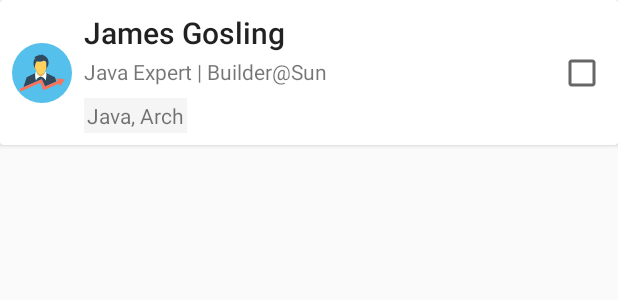
After one commit to ShivayaDevs/SarkarSalahkar, an Android app: the layout list_item_expert.xml on its own in the app's theme, with its tools: preview values and no code run, on a phone screen of 412 x 824 dp. The commit adds this screen. Shown: the top 300 px of the screen. Run offline under Robolectric (Android 15) with nearby library versions, the phone set to English and light mode, and no system bars.

Commit message:
Added expert addition ml in app

```diff
--- a/app/src/main/java/hackerrepublic/sarkarsalahkar/HomeActivity.java
+++ b/app/src/main/java/hackerrepublic/sarkarsalahkar/HomeActivity.java
@@ -37,6 +37,10 @@ public class HomeActivity extends AppCompatActivity {
         setContentView(R.layout.activity_home);
         Toolbar toolbar = (Toolbar) findViewById(R.id.toolbar);
         setSupportActionBar(toolbar);
+
+        //TODO:REMOVE
+        startActivity(new Intent(this, ExpertsSelectionActivity.class));
+
 
         mFirebaseDatabase = FirebaseDatabase.getInstance();
 
--- /dev/null
+++ b/app/src/main/res/drawable/ic_expert.xml
@@ -0,0 +1,14 @@
+<vector android:height="40dp" android:viewportHeight="508.0"
+    android:viewportWidth="508.0" android:width="40dp" xmlns:android="http://schemas.android.com/apk/res/android">
+    <path android:fillColor="#54C0EB" android:pathData="M254,254m-254,0a254,254 0,1 1,508 0a254,254 0,1 1,-508 0"/>
+    <path android:fillColor="#F9B54C" android:pathData="M244,286.4L244,286.4L244,286.4C202,266 206.8,240 206.8,240c0,-0.4 0,-0.8 0,-1.2c0.4,0.4 0.4,0.8 0.8,0.8c9.6,14.8 22.4,25.2 36.4,25.2s26.4,-10 36,-25.2c0.4,-0.4 0.4,-0.8 0.8,-1.2c0,0.4 0,0.8 0.4,1.2c0,0 0,0 0,0.8C281.6,244.8 282,268 244,286.4z"/>
+    <path android:fillColor="#F1543F" android:pathData="M244,286.4L244,286.4L244,286.4L244,286.4z"/>
+    <path android:fillColor="#324A5E" android:pathData="M375.6,326.8L280,369.2L251.6,306L96.8,374.8l27.2,-84l74.8,-36c0,12.8 0.4,35.2 4.8,63.6c9.2,-29.2 40.4,-31.6 40.4,-31.6s31.2,2.4 40.4,31.6c4,-28.4 4.8,-50.8 4.8,-63.6l74.8,36L375.6,326.8z"/>
+    <path android:fillColor="#FFFFFF" android:pathData="M281.2,240c0,0 4.8,26.4 -37.2,46.8c0,0 31.2,2.4 40.4,31.6C284.8,319.6 301.6,255.2 281.2,240z"/>
+    <path android:fillColor="#FFFFFF" android:pathData="M206.8,240c0,0 -4.8,26.4 37.2,46.8c0,0 -31.2,2.4 -40.4,31.6C203.2,319.6 186,255.2 206.8,240z"/>
+    <path android:fillColor="#FFD05B" android:pathData="M287.2,226.8c0,0.4 0,0.4 0,0.4c-10,21.2 -25.6,37.6 -43.2,37.6c-18.8,0 -35.6,-18.8 -45.6,-42.8c-4,-0.4 -8.4,-3.6 -10.4,-8.4c-2.4,-4.8 -2.4,-10 0,-13.2c4.4,12 10,20.4 10.4,21.2c-13.2,-31.2 10.4,-67.6 10.4,-67.6c36.8,9.6 52.4,-2 52.4,-2c26.8,-4.4 30,12.8 29.2,24c-0.4,6.4 0.4,12.4 1.2,18.8C293.2,209.6 288.4,224 287.2,226.8z"/>
+    <path android:fillColor="#FFD05B" android:pathData="M300,213.6c-2,4.4 -5.6,7.2 -9.2,8c2.8,-4.4 6.8,-11.2 10,-19.2C302,205.6 302,209.6 300,213.6z"/>
+    <path android:fillColor="#324A5E" android:pathData="M244,97.2c0,0 24,0.8 45.6,20.8c46.8,44.4 -2.4,109.2 -2.4,109.2s6.4,-16 4.4,-32.8c-0.8,-6 -1.6,-12.4 -1.2,-18.8c0.8,-11.2 -2,-28.4 -29.2,-24c0,0 -15.6,11.2 -52.4,2c0,0 -23.6,36.4 -10.4,67.6c0,0 -39.2,-59.6 2.4,-97.2l-12.8,2.8c0,0 15.6,-28.8 46.4,-18.4c0,0 -2.8,-4.8 -12.4,-7.6c0,0 14,-6 22,3.6C244,104.4 248.4,100.4 244,97.2z"/>
+    <path android:fillColor="#324A5E" android:pathData="M290.8,221.6c-2.4,3.6 -3.6,5.6 -3.6,5.6s0,0 0,-0.4c0.8,-1.6 1.6,-3.2 2,-4.8C290,222 290.4,221.6 290.8,221.6z"/>
+    <path android:fillColor="#FF7058" android:pathData="M444.8,308.8l-68,-9.6l10,22.8l-106.8,47.2l-28.4,-63.2l-188.4,83.6l9.6,21.2l167.2,-74l28,63.2l128.4,-56.8l10,22.8z"/>
+</vector>
--- /dev/null
+++ b/app/src/main/res/layout/list_item_expert.xml
@@ -0,0 +1,70 @@
+<?xml version="1.0" encoding="utf-8"?>
+<android.support.v7.widget.CardView xmlns:android="http://schemas.android.com/apk/res/android"
+    xmlns:app="http://schemas.android.com/apk/res-auto"
+    xmlns:tools="http://schemas.android.com/tools"
+    android:layout_width="match_parent"
+    android:layout_height="wrap_content">
+
+    <android.support.constraint.ConstraintLayout
+        android:layout_width="match_parent"
+        android:layout_height="match_parent"
+        tools:layout_editor_absoluteX="0dp"
+        tools:layout_editor_absoluteY="0dp">
+
+        <TextView
+            android:id="@+id/textView_name"
+            android:layout_width="wrap_content"
+            android:layout_height="30dp"
+            android:layout_marginStart="8dp"
+            android:layout_marginTop="8dp"
+            android:text="James Gosling"
+            android:textAppearance="@style/TextAppearance.AppCompat.Title"
+            app:layout_constraintBottom_toTopOf="@+id/textView_bio"
+            app:layout_constraintStart_toEndOf="@+id/dpView"
+            app:layout_constraintTop_toTopOf="parent" />
+
+        <ImageView
+            android:id="@+id/dpView"
+            android:layout_width="40dp"
+            android:layout_height="40dp"
+            android:layout_marginBottom="8dp"
+            android:layout_marginStart="8dp"
+            android:layout_marginTop="8dp"
+            app:layout_constraintBottom_toBottomOf="parent"
+            app:layout_constraintStart_toStartOf="parent"
+            app:layout_constraintTop_toTopOf="parent"
+            app:srcCompat="@drawable/ic_expert" />
+
+        <TextView
+            android:id="@+id/textView_bio"
+            android:layout_width="wrap_content"
+            android:layout_height="wrap_content"
+            android:text="Java Expert | Builder@Sun"
+            app:layout_constraintStart_toStartOf="@+id/textView_name"
+            app:layout_constraintTop_toBottomOf="@+id/textView_name" />
+
+        <TextView
+            android:id="@+id/textView_tag"
+            android:layout_width="wrap_content"
+            android:layout_height="wrap_content"
+            android:layout_marginBottom="8dp"
+            android:layout_marginTop="8dp"
+            android:background="@color/material_grey100"
+            android:padding="2dp"
+            android:text="Java, Arch"
+            app:layout_constraintBottom_toBottomOf="parent"
+            app:layout_constraintStart_toStartOf="@+id/textView_bio"
+            app:layout_constraintTop_toBottomOf="@+id/textView_bio" />
+
+        <CheckBox
+            android:id="@+id/checkBox"
+            android:layout_width="wrap_content"
+            android:layout_height="wrap_content"
+            android:layout_marginBottom="8dp"
+            android:layout_marginEnd="8dp"
+            android:layout_marginTop="8dp"
+            app:layout_constraintBottom_toBottomOf="parent"
+            app:layout_constraintEnd_toEndOf="parent"
+            app:layout_constraintTop_toTopOf="parent" />
+    </android.support.constraint.ConstraintLayout>
+</android.support.v7.widget.CardView>
```
Also changed, not shown: app/src/main/java/hackerrepublic/sarkarsalahkar/ExpertsSelectionActivity.java (+156 -3 lines), app/src/main/java/hackerrepublic/sarkarsalahkar/TextAnalyzer.java (+8 -0 lines), app/src/main/java/hackerrepublic/sarkarsalahkar/models/User.java (+12 -0 lines), app/src/main/res/layout/activity_experts_selection.xml (+13 -0 lines).
